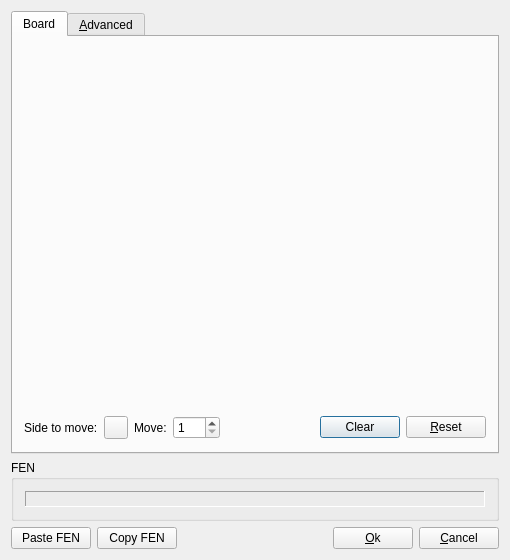
Above: src/gui/boardsetup.ui from franzm/shatrabase before the change. Below: the same form after it.
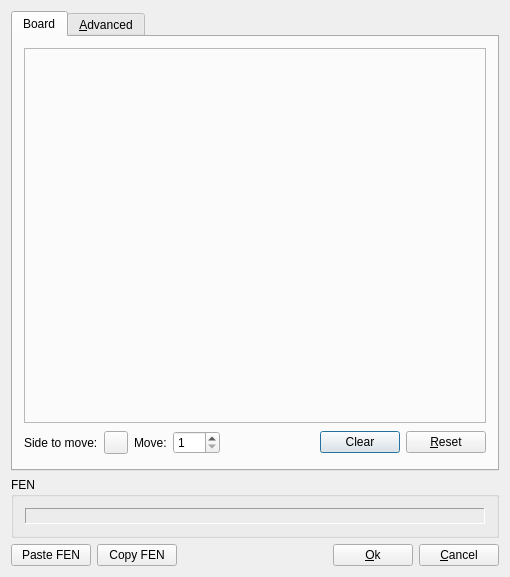
That is the form after the change. Custom widgets are drawn as their Qt base class.

Commit message: work on BoardStyle but discarded for now

```diff
--- a/src/gui/boardsetup.ui
+++ b/src/gui/boardsetup.ui
@@ -53,20 +53,20 @@
       </attribute>
       <layout class="QVBoxLayout" name="verticalLayout_2">
        <item>
-        <layout class="QHBoxLayout" name="horizontalLayout_3" stretch="4,1">
+        <layout class="QHBoxLayout" name="horizontalLayout_3" stretch="0,1">
          <item>
-          <widget class="BoardView" name="boardView" native="true">
-           <property name="enabled">
-            <bool>true</bool>
+          <widget class="QFrame" name="boardFrame">
+           <property name="minimumSize">
+            <size>
+             <width>375</width>
+             <height>375</height>
+            </size>
            </property>
-           <property name="sizePolicy">
-            <sizepolicy hsizetype="Expanding" vsizetype="Expanding">
-             <horstretch>0</horstretch>
-             <verstretch>0</verstretch>
-            </sizepolicy>
+           <property name="frameShape">
+            <enum>QFrame::StyledPanel</enum>
            </property>
-           <property name="acceptDrops">
-            <bool>true</bool>
+           <property name="frameShadow">
+            <enum>QFrame::Raised</enum>
            </property>
           </widget>
          </item>
@@ -369,13 +369,6 @@
   </layout>
  </widget>
  <layoutdefault spacing="6" margin="11"/>
- <customwidgets>
-  <customwidget>
-   <class>BoardView</class>
-   <extends>QWidget</extends>
-   <header>boardview.h</header>
-  </customwidget>
- </customwidgets>
  <tabstops>
   <tabstop>wkCastleCheck</tabstop>
   <tabstop>bkCastleCheck</tabstop>
```
The commit also changes 8 other files.
